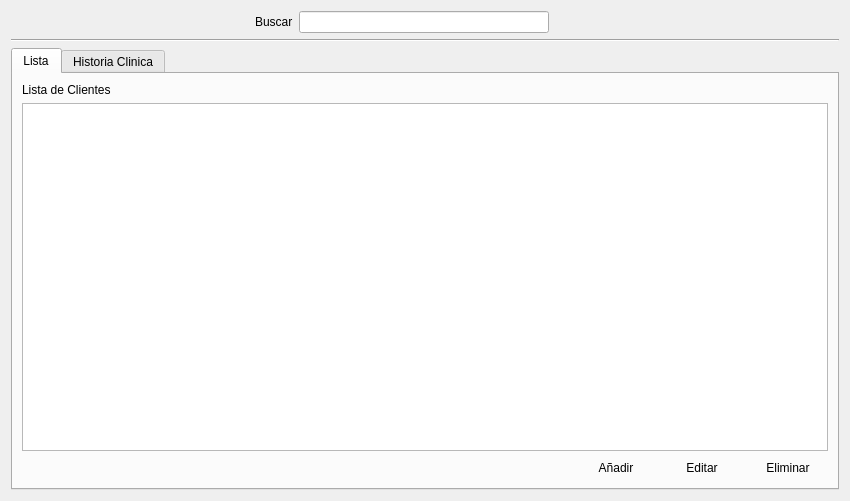
First picture: the form in cliente/ui_cliente.ui, repository rodety/manager, before the edit.
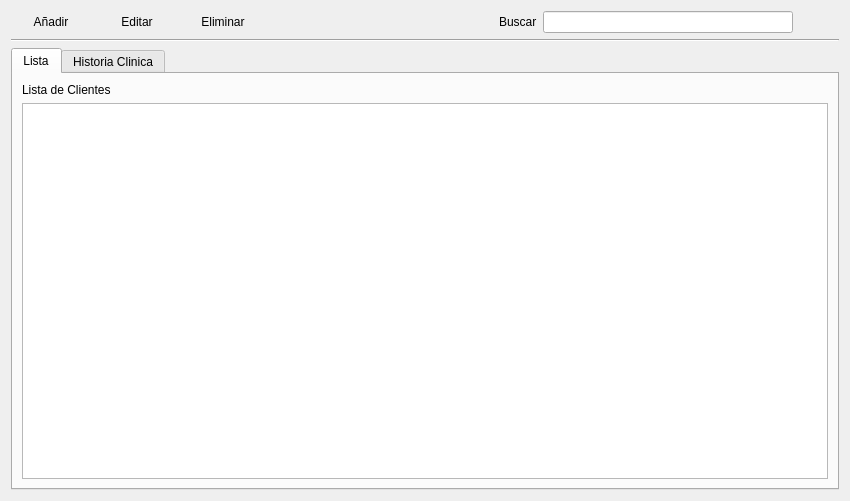
Second picture: the form after the edit. The open tabs and pages were chosen to show the change. Icons and pictures are not drawn.

The edit to the form file:
```diff
--- a/cliente/ui_cliente.ui
+++ b/cliente/ui_cliente.ui
@@ -19,37 +19,84 @@
      <item row="0" column="0">
       <layout class="QGridLayout" name="gridLayout_11">
        <item row="0" column="0">
-        <spacer name="horizontalSpacer_5">
-         <property name="orientation">
-          <enum>Qt::Horizontal</enum>
-         </property>
-         <property name="sizeHint" stdset="0">
-          <size>
-           <width>40</width>
-           <height>20</height>
-          </size>
-         </property>
-        </spacer>
-       </item>
-       <item row="0" column="1">
         <layout class="QGridLayout" name="gridLayout_10">
+         <item row="0" column="4">
+          <widget class="QLabel" name="label_3">
+           <property name="text">
+            <string>Buscar</string>
+           </property>
+          </widget>
+         </item>
          <item row="0" column="1">
-          <widget class="QLineEdit" name="buscar">
-           <property name="minimumSize">
-            <size>
-             <width>250</width>
-             <height>0</height>
-            </size>
+          <widget class="QPushButton" name="pushButton_2">
+           <property name="sizePolicy">
+            <sizepolicy hsizetype="Fixed" vsizetype="Fixed">
+             <horstretch>0</horstretch>
+             <verstretch>0</verstretch>
+            </sizepolicy>
            </property>
-           <property name="maximumSize">
-            <size>
-             <width>250</width>
-             <height>16777215</height>
-            </size>
+           <property name="text">
+            <string>Editar</string>
+           </property>
+           <property name="icon">
+            <iconset resource="../Icons/Icons.qrc">
+             <normaloff>:/Icons/1349716425_doc_edit.png</normaloff>:/Icons/1349716425_doc_edit.png</iconset>
+           </property>
+           <property name="shortcut">
+            <string>Ctrl+E</string>
+           </property>
+           <property name="flat">
+            <bool>true</bool>
+           </property>
+          </widget>
+         </item>
+         <item row="0" column="0">
+          <widget class="QPushButton" name="pushButton">
+           <property name="sizePolicy">
+            <sizepolicy hsizetype="Fixed" vsizetype="Fixed">
+             <horstretch>0</horstretch>
+             <verstretch>0</verstretch>
+            </sizepolicy>
+           </property>
+           <property name="text">
+            <string>Añadir</string>
+           </property>
+           <property name="icon">
+            <iconset resource="../Icons/Icons.qrc">
+             <normaloff>:/Icons/1349716423_sq_plus.png</normaloff>:/Icons/1349716423_sq_plus.png</iconset>
+           </property>
+           <property name="shortcut">
+            <string>Ctrl+N</string>
+           </property>
+           <property name="flat">
+            <bool>true</bool>
            </property>
           </widget>
          </item>
          <item row="0" column="2">
+          <widget class="QPushButton" name="pushButton_3">
+           <property name="sizePolicy">
+            <sizepolicy hsizetype="Fixed" vsizetype="Fixed">
+             <horstretch>0</horstretch>
+             <verstretch>0</verstretch>
+            </sizepolicy>
+           </property>
+           <property name="text">
+            <string>Eliminar</string>
+           </property>
+           <property name="icon">
+            <iconset resource="../Icons/Icons.qrc">
+             <normaloff>:/Icons/1349716432_round_minus.png</normaloff>:/Icons/1349716432_round_minus.png</iconset>
+           </property>
+           <property name="shortcut">
+            <string>Del</string>
+           </property>
+           <property name="flat">
+            <bool>true</bool>
+           </property>
+          </widget>
+         </item>
+         <item row="0" column="7">
           <widget class="QPushButton" name="pushButton_buscar">
            <property name="text">
             <string/>
@@ -66,16 +113,23 @@
            </property>
           </widget>
          </item>
-         <item row="0" column="0">
-          <widget class="QLabel" name="label_3">
-           <property name="text">
-            <string>Buscar</string>
+         <item row="0" column="6">
+          <widget class="QLineEdit" name="buscar">
+           <property name="minimumSize">
+            <size>
+             <width>250</width>
+             <height>0</height>
+            </size>
+           </property>
+           <property name="maximumSize">
+            <size>
+             <width>250</width>
+             <height>16777215</height>
+            </size>
            </property>
           </widget>
          </item>
-        </layout>
-       </item>
-       <item row="0" column="2">
+         <item row="0" column="3">
         <spacer name="horizontalSpacer_6">
          <property name="orientation">
           <enum>Qt::Horizontal</enum>
@@ -90,6 +144,8 @@
        </item>
       </layout>
      </item>
+      </layout>
+     </item>
      <item row="1" column="0">
       <widget class="Line" name="line">
        <property name="orientation">
@@ -100,7 +156,7 @@
      <item row="2" column="0">
       <widget class="QTabWidget" name="tabWidget">
        <property name="currentIndex">
-        <number>0</number>
+        <number>1</number>
        </property>
        <widget class="QWidget" name="list">
         <attribute name="title">
@@ -127,92 +183,6 @@
            </item>
           </layout>
          </item>
-         <item row="1" column="0">
-          <layout class="QGridLayout" name="gridLayout">
-           <item row="0" column="0">
-            <spacer name="horizontalSpacer_2">
-             <property name="orientation">
-              <enum>Qt::Horizontal</enum>
-             </property>
-             <property name="sizeHint" stdset="0">
-              <size>
-               <width>40</width>
-               <height>20</height>
-              </size>
-             </property>
-            </spacer>
-           </item>
-           <item row="0" column="1">
-            <widget class="QPushButton" name="pushButton">
-             <property name="sizePolicy">
-              <sizepolicy hsizetype="Fixed" vsizetype="Fixed">
-               <horstretch>0</horstretch>
-               <verstretch>0</verstretch>
-              </sizepolicy>
-             </property>
-             <property name="text">
-              <string>Añadir</string>
-             </property>
-             <property name="icon">
-              <iconset resource="../Icons/Icons.qrc">
-               <normaloff>:/Icons/1349716423_sq_plus.png</normaloff>:/Icons/1349716423_sq_plus.png</iconset>
-             </property>
-             <property name="shortcut">
-              <string>Ctrl+N</string>
-             </property>
-             <property name="flat">
-              <bool>true</bool>
-             </property>
-            </widget>
-           </item>
-           <item row="0" column="2">
-            <widget class="QPushButton" name="pushButton_2">
-             <property name="sizePolicy">
-              <sizepolicy hsizetype="Fixed" vsizetype="Fixed">
-               <horstretch>0</horstretch>
-               <verstretch>0</verstretch>
-              </sizepolicy>
-             </property>
-             <property name="text">
-              <string>Editar</string>
-             </property>
-             <property name="icon">
-              <iconset resource="../Icons/Icons.qrc">
-               <normaloff>:/Icons/1349716425_doc_edit.png</normaloff>:/Icons/1349716425_doc_edit.png</iconset>
-             </property>
-             <property name="shortcut">
-              <string>Ctrl+E</string>
-             </property>
-             <property name="flat">
-              <bool>true</bool>
-             </property>
-            </widget>
-           </item>
-           <item row="0" column="3">
-            <widget class="QPushButton" name="pushButton_3">
-             <property name="sizePolicy">
-              <sizepolicy hsizetype="Fixed" vsizetype="Fixed">
-               <horstretch>0</horstretch>
-               <verstretch>0</verstretch>
-              </sizepolicy>
-             </property>
-             <property name="text">
-              <string>Eliminar</string>
-             </property>
-             <property name="icon">
-              <iconset resource="../Icons/Icons.qrc">
-               <normaloff>:/Icons/1349716432_round_minus.png</normaloff>:/Icons/1349716432_round_minus.png</iconset>
-             </property>
-             <property name="shortcut">
-              <string>Del</string>
-             </property>
-             <property name="flat">
-              <bool>true</bool>
-             </property>
-            </widget>
-           </item>
-          </layout>
-         </item>
         </layout>
        </widget>
        <widget class="QWidget" name="history">
@@ -241,7 +211,7 @@
              </property>
             </widget>
            </item>
-           <item row="2" column="0">
+           <item row="3" column="0">
             <widget class="QTableView" name="tableView_2">
              <property name="maximumSize">
               <size>
@@ -251,27 +221,14 @@
              </property>
             </widget>
            </item>
-           <item row="0" column="1" rowspan="3">
+           <item row="0" column="1" rowspan="4">
             <widget class="Line" name="line_2">
              <property name="orientation">
               <enum>Qt::Vertical</enum>
              </property>
             </widget>
            </item>
-           <item row="0" column="0">
-            <widget class="QLabel" name="label_4">
-             <property name="sizePolicy">
-              <sizepolicy hsizetype="Fixed" vsizetype="Preferred">
-               <horstretch>0</horstretch>
-               <verstretch>0</verstretch>
-              </sizepolicy>
-             </property>
-             <property name="text">
-              <string>Historia Clinica de Cliente :</string>
-             </property>
-            </widget>
-           </item>
-           <item row="1" column="2" rowspan="2">
+           <item row="2" column="2" rowspan="2">
             <widget class="QFrame" name="frame">
              <property name="maximumSize">
               <size>
@@ -647,11 +604,32 @@
              </layout>
             </widget>
            </item>
-          </layout>
-         </item>
-         <item row="1" column="0">
+           <item row="1" column="2">
           <layout class="QGridLayout" name="gridLayout_13">
-           <item row="0" column="0">
+             <item row="0" column="2">
+              <widget class="QPushButton" name="NuevoHistorial">
+               <property name="sizePolicy">
+                <sizepolicy hsizetype="Fixed" vsizetype="Fixed">
+                 <horstretch>0</horstretch>
+                 <verstretch>0</verstretch>
+                </sizepolicy>
+               </property>
+               <property name="text">
+                <string>Añadir</string>
+               </property>
+               <property name="icon">
+                <iconset resource="../Icons/Icons.qrc">
+                 <normaloff>:/Icons/1349716423_sq_plus.png</normaloff>:/Icons/1349716423_sq_plus.png</iconset>
+               </property>
+               <property name="shortcut">
+                <string>Ctrl+N</string>
+               </property>
+               <property name="flat">
+                <bool>true</bool>
+               </property>
+              </widget>
+             </item>
+             <item row="0" column="6">
             <spacer name="horizontalSpacer_3">
              <property name="orientation">
               <enum>Qt::Horizontal</enum>
@@ -710,30 +688,7 @@
              </property>
             </widget>
            </item>
-           <item row="0" column="2">
-            <widget class="QPushButton" name="NuevoHistorial">
-             <property name="sizePolicy">
-              <sizepolicy hsizetype="Fixed" vsizetype="Fixed">
-               <horstretch>0</horstretch>
-               <verstretch>0</verstretch>
-              </sizepolicy>
-             </property>
-             <property name="text">
-              <string>Añadir</string>
-             </property>
-             <property name="icon">
-              <iconset resource="../Icons/Icons.qrc">
-               <normaloff>:/Icons/1349716423_sq_plus.png</normaloff>:/Icons/1349716423_sq_plus.png</iconset>
-             </property>
-             <property name="shortcut">
-              <string>Ctrl+N</string>
-             </property>
-             <property name="flat">
-              <bool>true</bool>
-             </property>
-            </widget>
-           </item>
-           <item row="0" column="1">
+             <item row="0" column="5">
             <widget class="QPushButton" name="pushButton_Informe">
              <property name="text">
               <string>Informe</string>
@@ -747,6 +702,21 @@
              </property>
              <property name="flat">
               <bool>true</bool>
+               </property>
+              </widget>
+             </item>
+            </layout>
+           </item>
+           <item row="1" column="0">
+            <widget class="QLabel" name="label_4">
+             <property name="sizePolicy">
+              <sizepolicy hsizetype="Fixed" vsizetype="Preferred">
+               <horstretch>0</horstretch>
+               <verstretch>0</verstretch>
+              </sizepolicy>
+             </property>
+             <property name="text">
+              <string>Historia Clinica de Cliente :</string>
              </property>
             </widget>
            </item>
```
Lines whose indentation alone changed are shown as unchanged.
